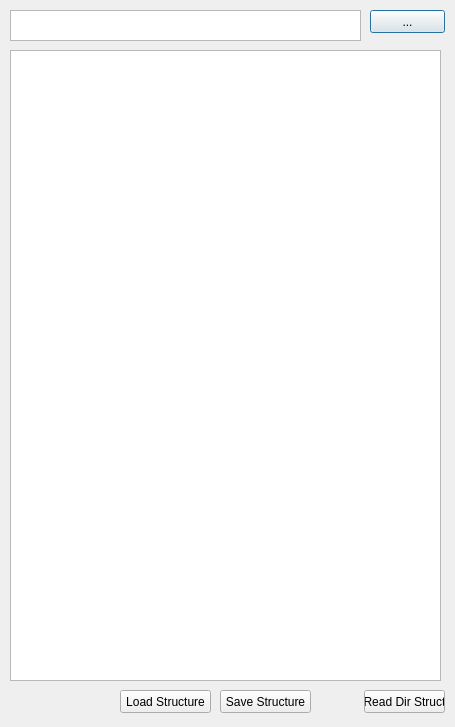
The window that maindialog.ui (dmmacs/Integrity_Folder_Structure) describes before a commit, drawn with Qt 5.
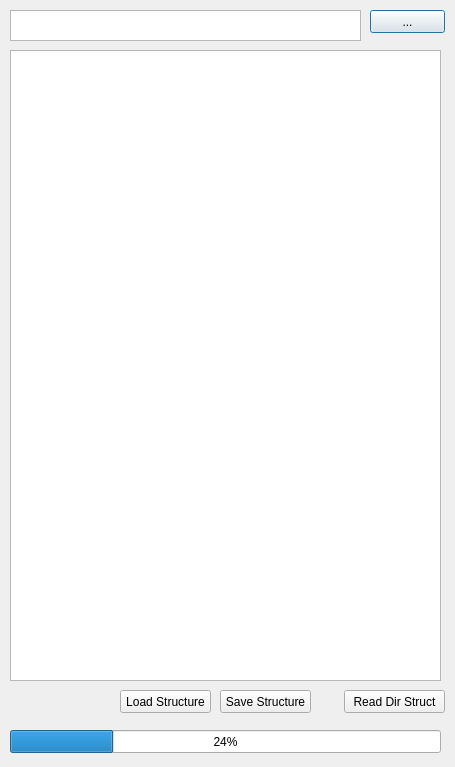
The same window after the commit.

Commit message: Minor Updates for sharing between computers.

The edit to the form file:
```diff
--- a/maindialog.ui
+++ b/maindialog.ui
@@ -7,7 +7,7 @@
     <x>0</x>
     <y>0</y>
     <width>455</width>
-    <height>727</height>
+    <height>767</height>
    </rect>
   </property>
   <property name="windowTitle">
@@ -78,9 +78,9 @@
   <widget class="QPushButton" name="pB_ReadDirStruct">
    <property name="geometry">
     <rect>
-     <x>364</x>
+     <x>344</x>
      <y>690</y>
-     <width>81</width>
+     <width>101</width>
      <height>23</height>
     </rect>
    </property>
@@ -88,6 +88,19 @@
     <string>Read Dir Struct</string>
    </property>
   </widget>
+  <widget class="QProgressBar" name="progressBar">
+   <property name="geometry">
+    <rect>
+     <x>10</x>
+     <y>730</y>
+     <width>431</width>
+     <height>23</height>
+    </rect>
+   </property>
+   <property name="value">
+    <number>24</number>
+   </property>
+  </widget>
  </widget>
  <layoutdefault spacing="6" margin="11"/>
  <tabstops>
```
The commit also changes 2 other files.
